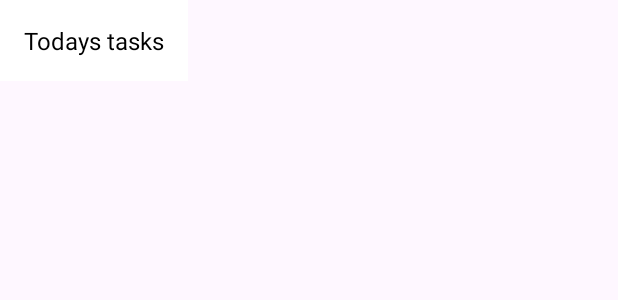
After one commit to AlexStyx/Todolist, an Android app: the layout overlay_layout.xml on its own in the app's theme, with its tools: preview values and no code run, on a phone screen of 412 x 824 dp. The commit adds this screen. Shown: the top 300 px of the screen. Run offline under Robolectric (Android 15) with nearby library versions, the phone set to English and light mode, and no system bars.

Commit message:
added notifications and TasksService

```diff
--- a/app/src/main/java/com/example/todolist/MainActivity.java
+++ b/app/src/main/java/com/example/todolist/MainActivity.java
@@ -7,6 +7,7 @@ import androidx.fragment.app.Fragment;
 import androidx.navigation.NavController;
 import androidx.navigation.Navigation;
 
+import android.content.pm.PackageManager;
 import android.os.Bundle;
 import android.util.Log;
 import android.view.MenuItem;
--- /dev/null
+++ b/app/src/main/res/layout/overlay_layout.xml
@@ -0,0 +1,15 @@
+<LinearLayout xmlns:android="http://schemas.android.com/apk/res/android"
+    android:layout_width="wrap_content"
+    android:layout_height="wrap_content"
+    android:orientation="vertical"
+    android:padding="16dp"
+    android:background="@android:color/background_light">
+
+    <TextView
+        android:id="@+id/banner_text"
+        android:layout_width="wrap_content"
+        android:layout_height="wrap_content"
+        android:text="Todays tasks"
+        android:textSize="16sp"
+        android:textColor="@android:color/black" />
+</LinearLayout>
```
Also changed, not shown: app/src/main/AndroidManifest.xml (+10 -0 lines), app/src/main/java/com/example/todolist/TasksService.java (added, +77 -0 lines), app/src/main/java/com/example/todolist/TodayList.java (+59 -6 lines).
